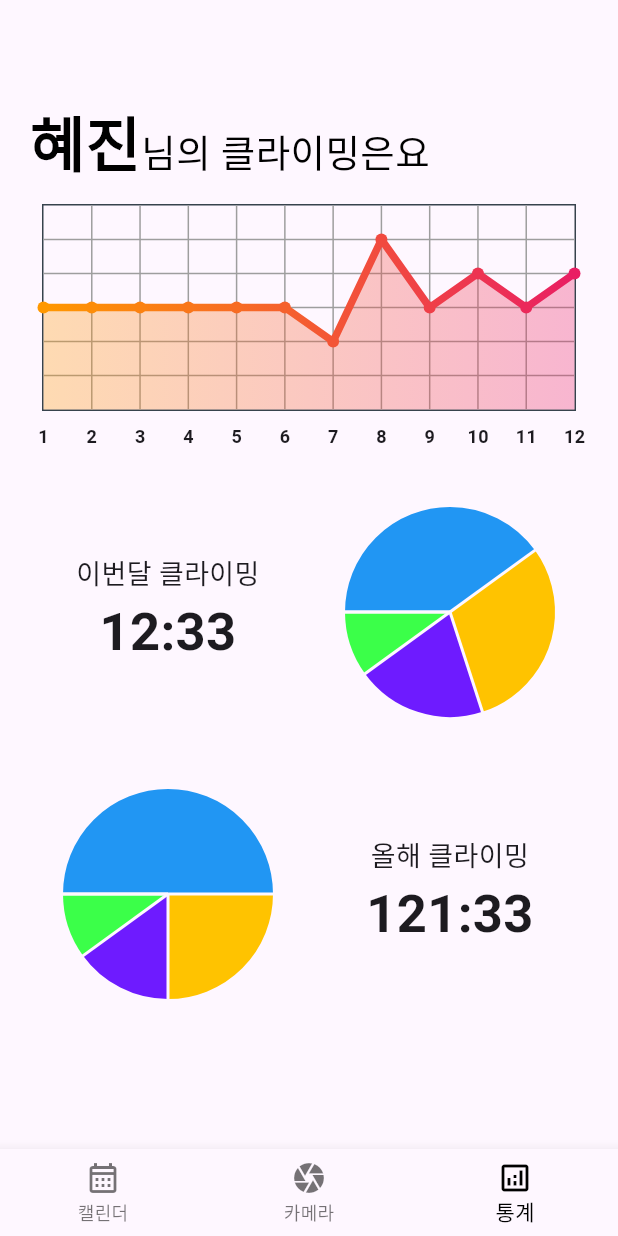
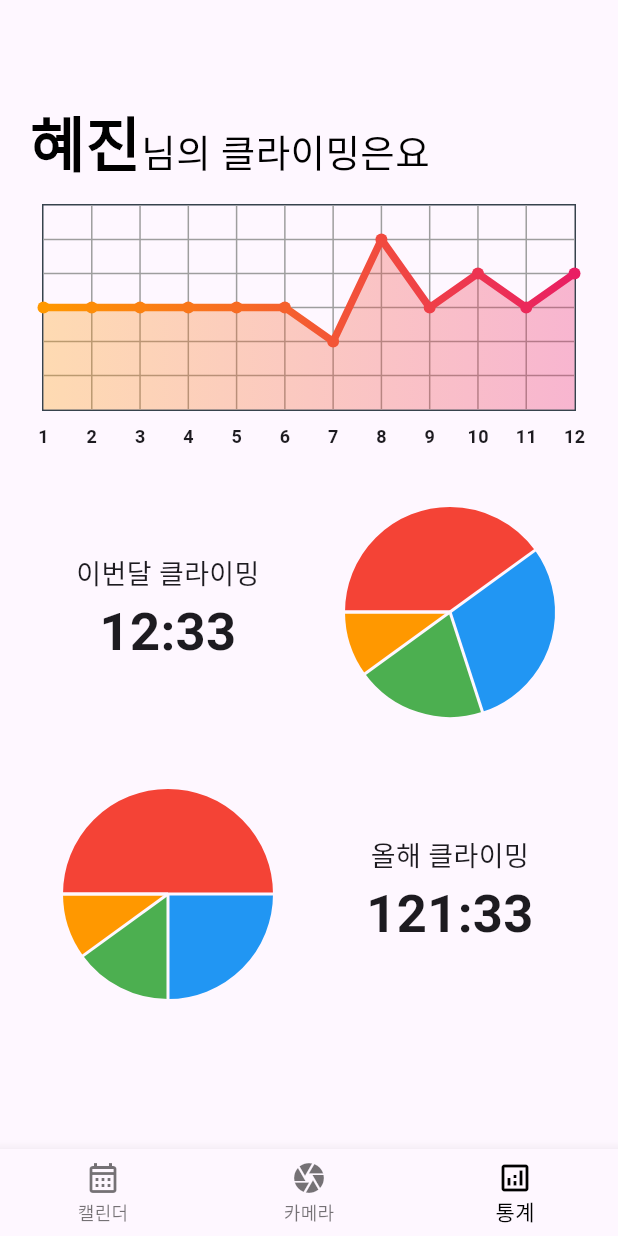
Before and after one commit to KOBOT-13/CLIVING-FRONT, a Flutter app: the screen it shows after launch, item 3 of the bottom bar chosen, on a phone screen of 412 x 824 dp. Run offline on Flutter 3.47's test engine with Material 3 defaults, Android fonts, the phone set to English and light mode, and no system bars; drawn by our look-alikes of fl_chart; our stand-ins replace camera, flick_video_player, flutter_svg, get, table_calendar, video_player and 1 more; missing offline and left inert: cross_file_image; Roboto replaces fonts that are missing (Pretendard).

Commit message:
Feat: pie chart에서 색상 리스트 추가
색상도 데이터 별로 다르게 줄 수 있도록 하였습니다.

```diff
--- a/lib/charts/pie_chart.dart
+++ b/lib/charts/pie_chart.dart
@@ -55,24 +55,24 @@ class PieChartWidgetState extends State<PieChartWidget> {
       const shadows = [Shadow(color: Colors.black, blurRadius: 2)];
       switch (dataType) {
         case 1:
-          return _getSectionData(
-              i, fontSize, radius, shadows, [40, 30, 20, 10]);
+          return _getSectionData(i, fontSize, radius, shadows, [40, 30, 20, 10],
+              [Colors.red, Colors.blue, Colors.green, Colors.orange]);
         case 2:
-          return _getSectionData(
-              i, fontSize, radius, shadows, [50, 25, 15, 10]);
+          return _getSectionData(i, fontSize, radius, shadows, [50, 25, 15, 10],
+              [Colors.red, Colors.blue, Colors.green, Colors.orange]);
         default:
-          return _getSectionData(
-              i, fontSize, radius, shadows, [25, 25, 25, 25]);
+          return _getSectionData(i, fontSize, radius, shadows, [25, 25, 25, 25],
+              [Colors.red, Colors.blue, Colors.green, Colors.orange]);
       }
     });
   }
 
   PieChartSectionData _getSectionData(int i, double fontSize, double radius,
-      List<Shadow> shadows, List<double> values) {
+      List<Shadow> shadows, List<double> values, List<Color> colors) {
     switch (i) {
       case 0:
         return PieChartSectionData(
-          color: AppColors.contentColorBlue,
+          color: colors[0],
           value: values[0],
           title: '',
           radius: radius,
@@ -85,7 +85,7 @@ class PieChartWidgetState extends State<PieChartWidget> {
         );
       case 1:
         return PieChartSectionData(
-          color: AppColors.contentColorYellow,
+          color: colors[1],
           value: values[1],
           title: '',
           radius: radius,
@@ -98,7 +98,7 @@ class PieChartWidgetState extends State<PieChartWidget> {
         );
       case 2:
         return PieChartSectionData(
-          color: AppColors.contentColorPurple,
+          color: colors[2],
           value: values[2],
           title: '',
           radius: radius,
@@ -111,7 +111,7 @@ class PieChartWidgetState extends State<PieChartWidget> {
         );
       case 3:
         return PieChartSectionData(
-          color: AppColors.contentColorGreen,
+          color: colors[3],
           value: values[3],
           title: '',
           radius: radius,
@@ -151,92 +151,3 @@ class AppColors {
   static const Color contentColorRed = Color(0xFFE80054);
   static const Color contentColorCyan = Color(0xFF50E4FF);
 }
-
-
-
-// List<PieChartSectionData> generatePieChartData(int dataType) {
-//   // Generate different data based on dataType
-//   switch (dataType) {
-//     case 1:
-//       return [
-//         PieChartSectionData(
-//           color: AppColors.contentColorBlue,
-//           value: 40,
-//           title: '40%',
-//           radius: 80,
-//         ),
-//         PieChartSectionData(
-//           color: AppColors.contentColorYellow,
-//           value: 30,
-//           title: '30%',
-//           radius: 70,
-//         ),
-//         PieChartSectionData(
-//           color: AppColors.contentColorPink,
-//           value: 20,
-//           title: '20%',
-//           radius: 60,
-//         ),
-//         PieChartSectionData(
-//           color: AppColors.contentColorGreen,
-//           value: 10,
-//           title: '10%',
-//           radius: 50,
-//         ),
-//       ];
-//     case 2:
-//       return [
-//         PieChartSectionData(
-//           color: AppColors.contentColorOrange,
-//           value: 50,
-//           title: '50%',
-//           radius: 90,
-//         ),
-//         PieChartSectionData(
-//           color: AppColors.contentColorPurple,
-//           value: 25,
-//           title: '25%',
-//           radius: 80,
-//         ),
-//         PieChartSectionData(
-//           color: AppColors.contentColorRed,
-//           value: 15,
-//           title: '15%',
-//           radius: 70,
-//         ),
-//         PieChartSectionData(
-//           color: AppColors.contentColorCyan,
-//           value: 10,
-//           title: '10%',
-//           radius: 60,
-//         ),
-//       ];
-//     default:
-//       return [
-//         PieChartSectionData(
-//           color: AppColors.contentColorBlue,
-//           value: 25,
-//           title: '25%',
-//           radius: 80,
-//         ),
-//         PieChartSectionData(
-//           color: AppColors.contentColorYellow,
-//           value: 25,
-//           title: '25%',
-//           radius: 70,
-//         ),
-//         PieChartSectionData(
-//           color: AppColors.contentColorPink,
-//           value: 25,
-//           title: '25%',
-//           radius: 60,
-//         ),
-//         PieChartSectionData(
-//           color: AppColors.contentColorGreen,
-//           value: 25,
-//           title: '25%',
-//           radius: 50,
-//         ),
-//       ];
-//   }
-// }
```
